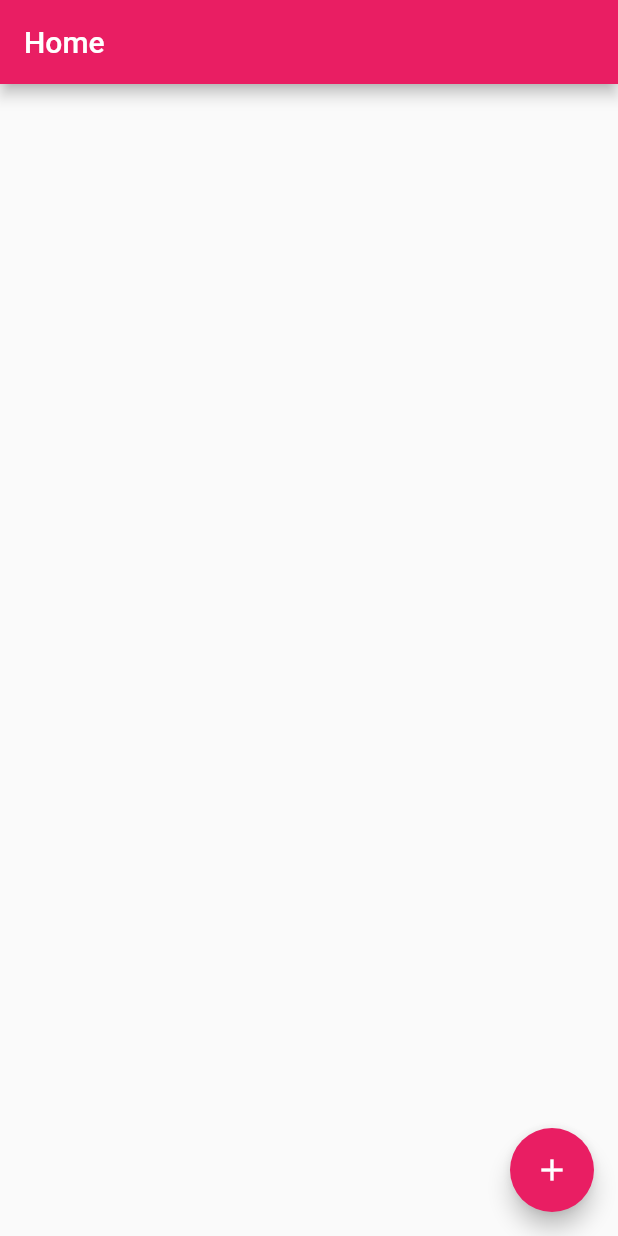
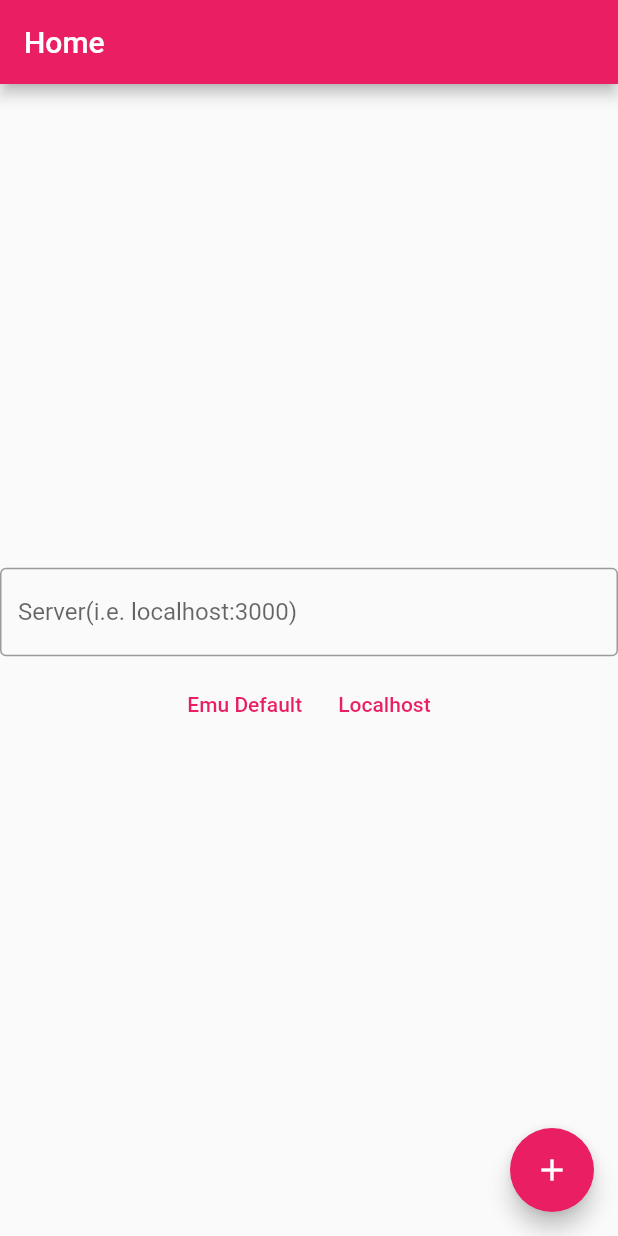
Before and after one commit to HungryCheddar/FlutterYyyiRankingViewer, a Flutter app: the screen it shows after launch, after a tap on the "add" icon, on a phone screen of 412 x 824 dp. Run offline on Flutter 3.47's test engine with Material 2 defaults, Android fonts, the phone set to English and light mode, and no system bars; network calls fail.

Commit message:
Added a text field to set the server

```diff
--- a/lib/main.dart
+++ b/lib/main.dart
@@ -2,7 +2,6 @@ import 'package:flutter/material.dart';
 import 'package:http/http.dart' as http;
 import 'dart:convert';
 import 'dart:core';
-import 'dart:collection';
 
 void main() {
   runApp(MyApp());
@@ -51,10 +50,18 @@ class MyHomePage extends StatefulWidget {
 
 class _MyHomePageState extends State<MyHomePage> {
   Map<String, dynamic> _counter=Map<String, dynamic>();
+  String _server = "";
+  TextEditingController _tec = new TextEditingController();
 
+  _MyHomePageState()
+  {
+    _tec.addListener((){
+      _server = _tec.value.text;
+    });
+  }
   void _incrementCounter() {
-
-      Future<http.Response> response = http.get(Uri.http("10.0.2.2:3000","/records"));
+      String server = _server==""?"localhost:3000":_server;
+      Future<http.Response> response = http.get(Uri.http(server,"/records"));
       response.then((value) {
         Map<String, dynamic> result = jsonDecode(value.body);
 
@@ -72,6 +79,17 @@ class _MyHomePageState extends State<MyHomePage> {
   @override
   Widget build(BuildContext context) {
     List<Widget> tables=[];
+    var tf = TextField(controller:_tec,decoration: InputDecoration(border:OutlineInputBorder(),labelText: "Server(i.e. localhost:3000)"));
+    tables.add( tf);
+    tables.add(ButtonBar(alignment:MainAxisAlignment.center,children:[
+      TextButton(onPressed: (){
+        tf.controller?.text = "10.0.2.2:3000";
+      }, child: Text("Emu Default")),
+      TextButton(onPressed: (){
+        tf.controller?.text = "localhost:3000";
+      }, child: Text("Localhost"))
+    ]));
+
     var constructTable  = (List<dynamic> a){
       List<TableRow> tableChildren=[];
       a.forEach((dObj) {
```
